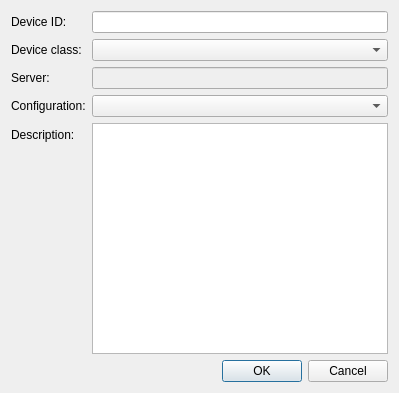
First picture: the form in src/pythonGui/karabogui/project/dialog/ui/device_handle.ui, repository European-XFEL/Karabo, before the edit.
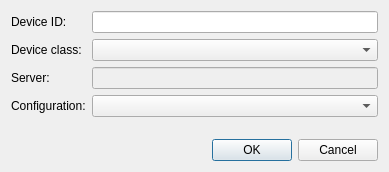
Second picture: the form after the edit.

Commit message: feat(GUI): Enable to change classId of project device

```diff
--- a/src/pythonGui/karabogui/project/dialog/ui/device_handle.ui
+++ b/src/pythonGui/karabogui/project/dialog/ui/device_handle.ui
@@ -6,8 +6,8 @@
    <rect>
     <x>0</x>
     <y>0</y>
-    <width>399</width>
-    <height>393</height>
+    <width>389</width>
+    <height>172</height>
    </rect>
   </property>
   <property name="windowTitle">
@@ -90,23 +90,6 @@
        </property>
       </widget>
      </item>
-     <item row="4" column="0">
-      <widget class="QLabel" name="laDescription">
-       <property name="text">
-        <string>Description:</string>
-       </property>
-      </widget>
-     </item>
-     <item row="4" column="1">
-      <widget class="QTextEdit" name="teDescription">
-       <property name="toolTip">
-        <string>The description for this device</string>
-       </property>
-       <property name="statusTip">
-        <string>The description for this device</string>
-       </property>
-      </widget>
-     </item>
     </layout>
    </item>
    <item>
```
The commit also changes 6 other files.
